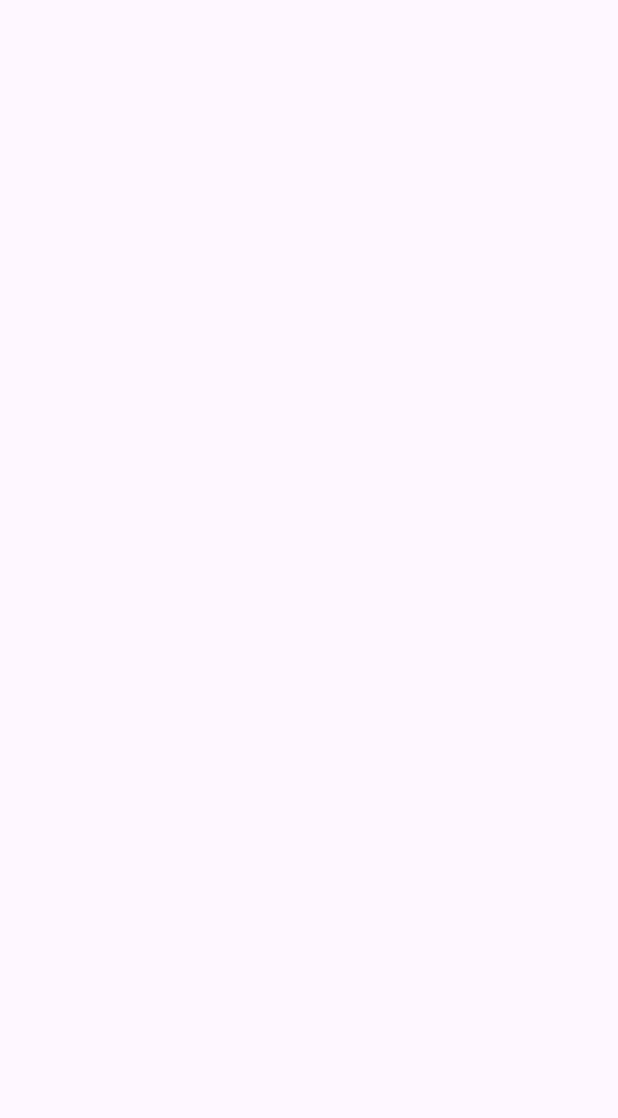
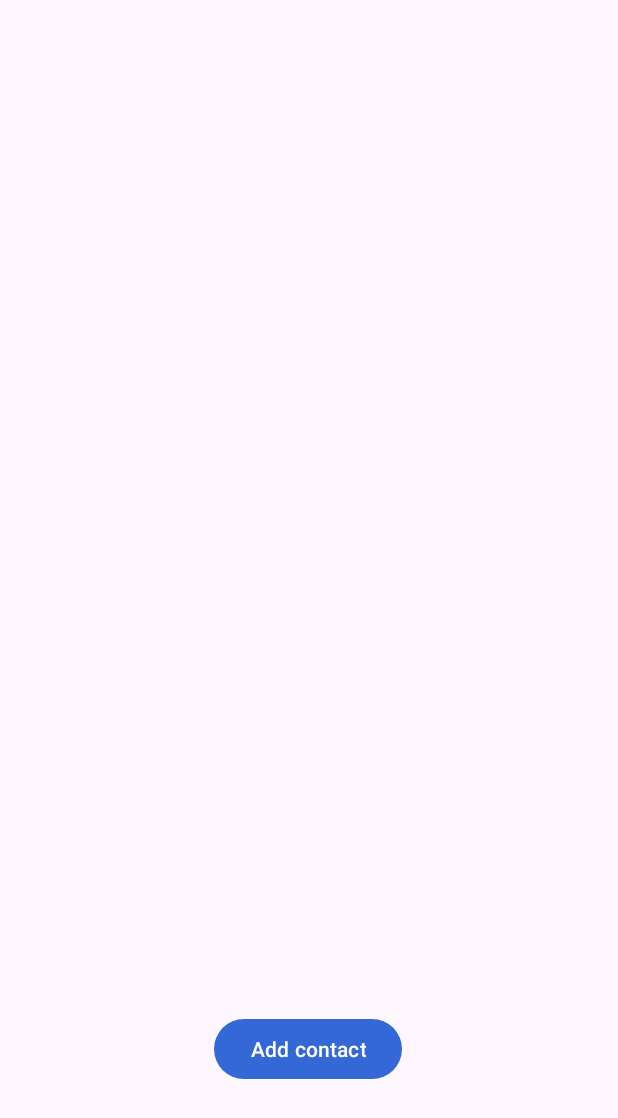
Before and after one commit to 0xleft/sma, an Android app: the screen it shows after launch (MainActivity), on a phone screen of 412 x 824 dp. Before the commit the part shown is empty. Shown: the top 1118 px of the screen. Run offline under Robolectric (Android 15) with nearby library versions, the phone set to English and light mode, and no system bars; libraries missing offline, so code that uses them is left out: kotlinx.coroutines.channels.

Commit message:
contacts working (somewhat)

```diff
--- a/android/app/src/main/java/lt/pageup/sma/MainActivity.java
+++ b/android/app/src/main/java/lt/pageup/sma/MainActivity.java
@@ -1,31 +1,83 @@
 package lt.pageup.sma;
 
 import androidx.appcompat.app.AppCompatActivity;
+import androidx.recyclerview.widget.RecyclerView;
 
 import android.os.Bundle;
+import android.widget.LinearLayout;
+import android.widget.ListView;
+import android.widget.RelativeLayout;
+import android.widget.TextView;
 
-import java.security.Key;
-import java.security.PrivateKey;
-
+import kotlinx.coroutines.channels.Receive;
+import lt.pageup.sma.adapters.ContactAdapter;
+import lt.pageup.sma.database.ContactDataSource;
+import lt.pageup.sma.database.ContactDatabaseHelper;
 import lt.pageup.sma.managers.ContactManager;
 import lt.pageup.sma.managers.KeyManager;
 import lt.pageup.sma.managers.MessageManager;
+import lt.pageup.sma.objects.Contact;
 
 public class MainActivity extends AppCompatActivity {
 
-    private PrivateKey privateKey;
     private ContactManager contactManager;
     private KeyManager keyManager;
     private MessageManager messageManager;
+    private String phoneNumber;
+
+    private static MainActivity instance;
+
+    public static MainActivity getInstance() {
+        return instance;
+    }
+
+    public void setPhoneNumber(String phoneNumber) {
+        this.phoneNumber = phoneNumber;
+    }
 
     @Override
     protected void onCreate(Bundle savedInstanceState) {
         super.onCreate(savedInstanceState);
 
+        instance = this;
+
         this.keyManager = new KeyManager(getSharedPreferences("sma", MODE_PRIVATE));
         this.contactManager = new ContactManager(getBaseContext());
         this.messageManager = new MessageManager(getBaseContext());
 
-        setContentView(R.layout.contact_list);
+        changeActivityContactList();
+    }
+
+    public void changeActivityAddContact() {
+        setContentView(R.layout.add_contact_activity);
+
+        findViewById(R.id.cancel_button).setOnClickListener(v -> changeActivityContactList());
+        findViewById(R.id.add_button).setOnClickListener(v -> {
+            String name = ((android.widget.EditText) findViewById(R.id.name)).getText().toString();
+            String phoneNumber = ((android.widget.EditText) findViewById(R.id.phone)).getText().toString();
+
+            contactManager.addContact(name, phoneNumber);
+            changeActivityContactList();
+        });
+    }
+
+    public void changeActivityContactList() {
+        setContentView(R.layout.contact_list_activity);
+
+        findViewById(R.id.add_contact_button).setOnClickListener(v -> changeActivityAddContact());
+
+        ContactAdapter contactViews = new ContactAdapter(this, contactManager.getContacts());
+        ListView contactList = findViewById(R.id.contact_list);
+        contactList.setAdapter(contactViews);
+    }
+
+    public void changeActivityMessage() {
+        setContentView(R.layout.message_activity);
+
+        findViewById(R.id.send_button).setOnClickListener(v -> {
+            String message = ((android.widget.EditText) findViewById(R.id.message_content)).getText().toString();
+
+            messageManager.sendMessage(phoneNumber, message);
+        });
     }
 }
--- a/android/app/src/main/java/lt/pageup/sma/database/ContactDatabaseHelper.java
+++ b/android/app/src/main/java/lt/pageup/sma/database/ContactDatabaseHelper.java
@@ -5,17 +5,19 @@ import android.database.sqlite.SQLiteDatabase;
 import android.database.sqlite.SQLiteOpenHelper;
 
 public class ContactDatabaseHelper extends SQLiteOpenHelper {
-    private static final String DATABASE_NAME = "contact.db";
+    private static final String DATABASE_NAME = "sma.db";
     private static final int DATABASE_VERSION = 1;
 
     public static final String TABLE_CONTACTS = "contacts";
     public static final String COLUMN_ID = "_id";
     public static final String COLUMN_PHONE = "phone";
     public static final String COLUMN_PUBLIC_KEY = "public_key";
+    public static final String COLUMN_NAME = "name";
 
-    private static final String DATABASE_CREATE = "create table " +
+    public static final String DATABASE_CREATE = "create table " +
             TABLE_CONTACTS + "(" +
             COLUMN_ID + " integer primary key autoincrement, " +
+            COLUMN_NAME + " text not null, " +
             COLUMN_PHONE + " text not null, " +
             COLUMN_PUBLIC_KEY + " text not null);";
 
--- a/android/app/src/main/java/lt/pageup/sma/database/MessageDataSource.java
+++ b/android/app/src/main/java/lt/pageup/sma/database/MessageDataSource.java
@@ -37,10 +37,6 @@ public class MessageDataSource {
         database.insert(MessageDatabaseHelper.TABLE_MESSAGES, null, values);
     }
 
-    public void dropMessages() {
-        database.delete(MessageDatabaseHelper.TABLE_MESSAGES, null, null);
-    }
-
     public List<Message> getAllMessages() {
         List<Message> messages = new ArrayList<>();
         Cursor cursor = database.query(MessageDatabaseHelper.TABLE_MESSAGES,
--- a/android/app/src/main/java/lt/pageup/sma/database/MessageDatabaseHelper.java
+++ b/android/app/src/main/java/lt/pageup/sma/database/MessageDatabaseHelper.java
@@ -3,9 +3,10 @@ package lt.pageup.sma.database;
 import android.content.Context;
 import android.database.sqlite.SQLiteDatabase;
 import android.database.sqlite.SQLiteOpenHelper;
+import android.util.Log;
 
 public class MessageDatabaseHelper extends SQLiteOpenHelper {
-    private static final String DATABASE_NAME = "message.db";
+    private static final String DATABASE_NAME = "sma.db";
     private static final int DATABASE_VERSION = 1;
 
     public static final String TABLE_MESSAGES = "messages";
@@ -25,6 +26,7 @@ public class MessageDatabaseHelper extends SQLiteOpenHelper {
 
     @Override
     public void onCreate(SQLiteDatabase db) {
+        Log.w("BINGBONG", DATABASE_CREATE);
         db.execSQL(DATABASE_CREATE);
     }
 
--- a/android/app/src/main/java/lt/pageup/sma/managers/ContactManager.java
+++ b/android/app/src/main/java/lt/pageup/sma/managers/ContactManager.java
@@ -16,16 +16,21 @@ public class ContactManager {
     // we store public keys in sql database with all contacts and for private key we    // use shared preferences
 
     private List<Contact> contacts;
+    private ContactDataSource dataSource;
 
     public ContactManager(@NotNull Context context) {
-        ContactDataSource dataSource = new ContactDataSource(context);
+        dataSource = new ContactDataSource(context);
         dataSource.open();
         contacts = dataSource.getAllContacts();
         dataSource.close();
     }
 
-    public void addContact(String phoneNumber) {
-        // make request to api to get public key
+    public void addContact(String name, String phoneNumber) {
+        // TODO make request to api to get public key
+        dataSource.open();
+        dataSource.insertContact(new Contact(name, phoneNumber, ""));
+        contacts = dataSource.getAllContacts();
+        dataSource.close();
     }
 
     public void removeContact(String phoneNumber) {
@@ -40,4 +45,8 @@ public class ContactManager {
     public void updateContact(String phoneNumber) {
         // make request to api to get public key
     }
+
+    public List<Contact> getContacts() {
+        return contacts;
+    }
 }
--- a/android/app/src/main/java/lt/pageup/sma/managers/KeyManager.java
+++ b/android/app/src/main/java/lt/pageup/sma/managers/KeyManager.java
@@ -3,6 +3,7 @@ package lt.pageup.sma.managers;
 import android.content.SharedPreferences;
 import android.security.keystore.KeyGenParameterSpec;
 import android.security.keystore.KeyProperties;
+import android.util.Log;
 
 import org.jetbrains.annotations.NotNull;
 import org.jetbrains.annotations.Nullable;
@@ -17,10 +18,12 @@ import java.security.KeyStoreException;
 import java.security.NoSuchAlgorithmException;
 import java.security.NoSuchProviderException;
 import java.security.PrivateKey;
+import java.security.PublicKey;
 import java.security.SecureRandom;
 import java.security.UnrecoverableKeyException;
 import java.security.cert.Certificate;
 import java.security.cert.CertificateException;
+import java.security.spec.InvalidKeySpecException;
 import java.util.Base64;
 
 import javax.crypto.BadPaddingException;
@@ -43,6 +46,7 @@ public class KeyManager {
 
         PrivateKey privateKey = getPrivateKeyKeyStore();
         if (privateKey == null) {
+            Log.e("BINGBONG", "KeyManager: Private key is null");
             try {
                 privateKey = addPrivateKey();
             } catch (NoSuchAlgorithmException | NoSuchProviderException | InvalidAlgorithmParameterException | KeyStoreException e) {
@@ -50,15 +54,18 @@ public class KeyManager {
             }
         }
 
+        if (privateKey == null) {
+            throw new IllegalStateException("Private key is null");
+        }
+
         this.privateKey = privateKey;
-
-        // get the secret string from the local storage
     }
 
     public @Nullable String generateSecretString() {
 
         String secretString = sharedPreferences.getString("secretString", "");
         if (secretString.isEmpty()) {
+            Log.e("BINGBONG", "generateSecretString: secretString is empty");
             secretString = KeyUtils.generateRandomString(10000);
             sharedPreferences.edit().putString("secretString", secretString).apply();
         }
@@ -67,48 +74,37 @@ public class KeyManager {
     }
 
     public @Nullable PrivateKey getPrivateKeyKeyStore() {
-            KeyStore keyStore;
-        try {
-            keyStore = KeyStore.getInstance("AndroidKeyStore");
-        } catch (KeyStoreException e) {return null;}
-
-        // init keystore
-        try {
-            keyStore.load(null);
-        } catch (CertificateException | NoSuchAlgorithmException | IOException e) {return null;}
+        String encodedPrivateKey = sharedPreferences.getString("privateKey", "");
+        if (encodedPrivateKey.isEmpty()) {
+            return null;
+        }
 
         try {
-            return (PrivateKey) keyStore.getKey("smalocal", "8423u86v543u629uu!%$#V(%$^!YU95t1u".toCharArray());
-        } catch (KeyStoreException | NoSuchAlgorithmException | UnrecoverableKeyException e) {return null;}
+            return KeyUtils.getPrivateKeyFromBytesBase64(encodedPrivateKey);
+        } catch (NoSuchAlgorithmException | InvalidKeySpecException e) {
+            e.printStackTrace();
+            return null;
+        }
     }
 
     public @Nullable PrivateKey addPrivateKey() throws NoSuchAlgorithmException, NoSuchProviderException, InvalidAlgorithmParameterException, KeyStoreException {
-        KeyStore keyStore;
-        try {
-            keyStore = KeyStore.getInstance("AndroidKeyStore");
-        } catch (KeyStoreException e) {return null;}
+        KeyPairGenerator keyPairGenerator = KeyPairGenerator.getInstance("RSA");
+        keyPairGenerator.initialize(4096);
+        KeyPair keyPair = keyPairGenerator.generateKeyPair();
 
-        // init keystore
-        try {
-            keyStore.load(null);
-        } catch (CertificateException | NoSuchAlgorithmException | IOException e) {return null;}
+        PrivateKey newPrivateKey = keyPair.getPrivate();
 
-        KeyPairGenerator keyPairGenerator = KeyPairGenerator.getInstance(
-                KeyProperties.KEY_ALGORITHM_RSA, "AndroidKeyStore");
-        keyPairGenerator.initialize(new KeyGenParameterSpec.Builder(
-                "smalocal",
-                KeyProperties.PURPOSE_ENCRYPT | KeyProperties.PURPOSE_DECRYPT)
-                .setEncryptionPaddings(KeyProperties.ENCRYPTION_PADDING_RSA_PKCS1)
-                .build());
-        KeyPair newKeyPair = keyPairGenerator.generateKeyPair();
+        String newPrivateKeyBase64 = android.util.Base64.encodeToString(newPrivateKey.getEncoded(), android.util.Base64.DEFAULT);
 
-        PrivateKey newPrivateKey = newKeyPair.getPrivate();
-
-        // save private key
-        keyStore.setKeyEntry("smalocal", newPrivateKey, "8423u86v543u629uu!%$#V(%$^!YU95t1u".toCharArray(), new Certificate[0]);
+        sharedPreferences.edit().putString("privateKey", newPrivateKeyBase64).apply();
 
         // TODO
         // send the public key to the server with the current phone number and secretString to register the user
+
+        PublicKey publicKey = keyPair.getPublic();
+        String publicKeyBase64 = android.util.Base64.encodeToString(publicKey.getEncoded(), android.util.Base64.DEFAULT);
+
+        Log.d("KeyManager", "addPrivateKey: " + publicKeyBase64);
 
         return newPrivateKey;
     }
--- a/android/app/src/main/java/lt/pageup/sma/managers/MessageManager.java
+++ b/android/app/src/main/java/lt/pageup/sma/managers/MessageManager.java
@@ -11,17 +11,13 @@ import lt.pageup.sma.database.MessageDataSource;
 import lt.pageup.sma.objects.Message;
 
 public class MessageManager {
-    // for every contact there is a name and public key which we use to encrypt messages
-    // secret key is only one and is used to decrypt messages
-    // we store public keys in sql database with all contacts and for private key we    // use shared preferences
 
     private List<Message> messages;
+    private MessageDataSource dataSource;
 
     public MessageManager(@NotNull Context context) {
-        MessageDataSource dataSource = new MessageDataSource(context);
+        dataSource = new MessageDataSource(context);
         dataSource.open();
-        messages = dataSource.getAllMessages();
-        dataSource.close();
     }
 
     public void sendMessage(String phoneNumber, String message) {
--- a/android/app/src/main/res/layout/contact_list.xml
+++ /dev/null
@@ -1,6 +0,0 @@
-<?xml version="1.0" encoding="utf-8"?>
-<androidx.constraintlayout.widget.ConstraintLayout xmlns:android="http://schemas.android.com/apk/res/android"
-    android:layout_width="match_parent"
-    android:layout_height="match_parent">
-
-</androidx.constraintlayout.widget.ConstraintLayout>
--- /dev/null
+++ b/android/app/src/main/res/layout/contact_list_activity.xml
@@ -0,0 +1,32 @@
+<?xml version="1.0" encoding="utf-8"?>
+<androidx.constraintlayout.widget.ConstraintLayout xmlns:android="http://schemas.android.com/apk/res/android"
+    xmlns:app="http://schemas.android.com/apk/res-auto"
+    xmlns:tools="http://schemas.android.com/tools"
+    android:layout_width="match_parent"
+    android:layout_height="match_parent">
+
+    <ListView
+        android:id="@+id/contact_list"
+        android:layout_width="410dp"
+        android:layout_height="728dp"
+        android:layout_marginStart="1dp"
+        android:layout_marginBottom="2dp"
+        app:layout_constraintBottom_toBottomOf="parent"
+        app:layout_constraintEnd_toEndOf="parent"
+        app:layout_constraintStart_toStartOf="parent" />
+
+    <Button
+        android:id="@+id/add_contact_button"
+        android:layout_width="wrap_content"
+        android:layout_height="wrap_content"
+        android:layout_marginStart="142dp"
+        android:layout_marginTop="629dp"
+        android:layout_marginEnd="143dp"
+        android:layout_marginBottom="55dp"
+        android:text="Add contact"
+        app:layout_constraintBottom_toBottomOf="parent"
+        app:layout_constraintEnd_toEndOf="parent"
+        app:layout_constraintStart_toStartOf="parent"
+        app:layout_constraintTop_toTopOf="parent" />
+
+</androidx.constraintlayout.widget.ConstraintLayout>
```
Also changed, not shown: android/app/src/main/java/lt/pageup/sma/adapters/ContactAdapter.java (added, +45 -0 lines), android/app/src/main/java/lt/pageup/sma/database/ContactDataSource.java (+5 -2 lines), android/app/src/main/java/lt/pageup/sma/objects/Contact.java (+10 -1 lines), android/app/src/main/java/lt/pageup/sma/utils/KeyUtils.java (+15 -0 lines), android/app/src/main/res/layout/add_contact_activity.xml (added, +58 -0 lines), android/app/src/main/res/layout/contact.xml (+21 -14 lines), android/app/src/main/res/layout/message_activity.xml (+19 -9 lines).
